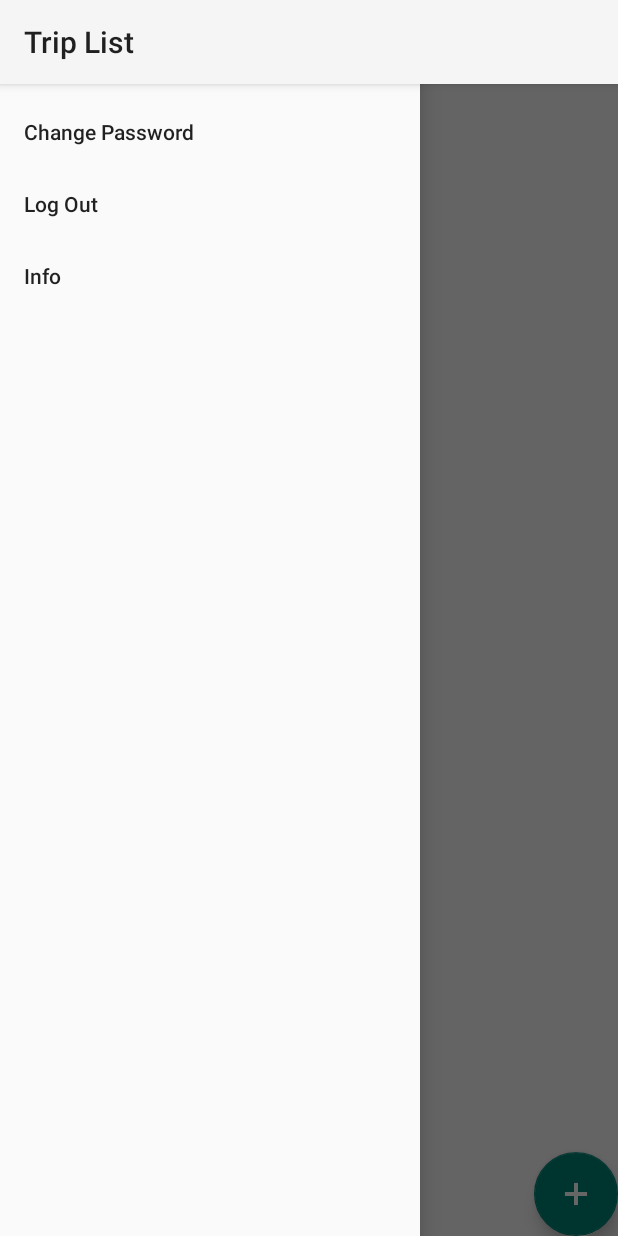
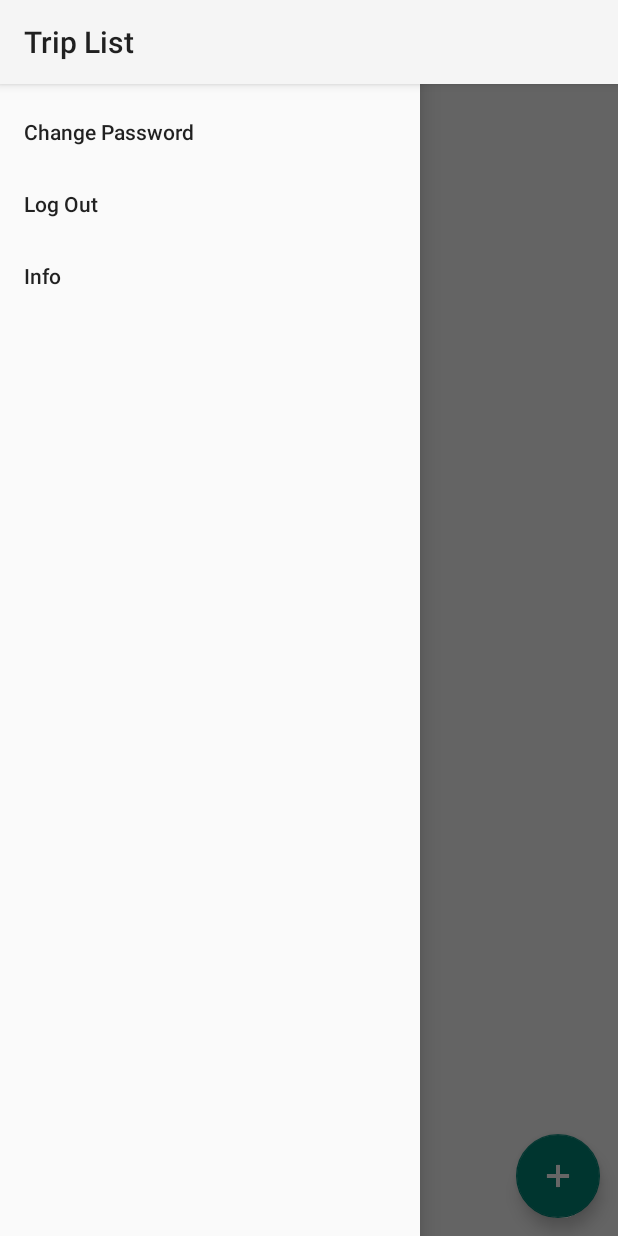
Before and after one commit to piax93/tripzor_client, an Android app: the TripList screen opened directly, with no data from a screen before it, with the side drawer open, on a phone screen of 412 x 824 dp. Run offline under Robolectric (Android 15) with nearby library versions, the phone set to English and light mode, and no system bars; libraries missing offline, so code that uses them is left out: com.afollestad.materialdialogs, me.zhanghai.android; pictures from the network do not load; 2 statements that could not run were skipped.

```diff
--- a/Tripzor/build.gradle
+++ b/Tripzor/build.gradle
@@ -43,11 +43,14 @@ android {
             proguardFiles getDefaultProguardFile('proguard-android-optimize.txt'), 'proguard-rules.pro'
         }
 
+        /*
         debug {
             minifyEnabled false
             shrinkResources false
             proguardFiles getDefaultProguardFile('proguard-android.txt'), 'proguard-rules.pro'
         }
+        */
+
     }
 
     packagingOptions {
--- a/Tripzor/src/main/AndroidManifest.xml
+++ b/Tripzor/src/main/AndroidManifest.xml
@@ -15,7 +15,7 @@
             android:allowBackup="true"
             android:icon="@drawable/ic_launcher"
             android:label="@string/app_name"
-            android:theme="@style/AppTheme">
+            android:theme="@style/Theme.AppCompat.Light">
         <activity
                 android:name=".Loader"
                 android:label="@string/app_name"
--- a/Tripzor/src/main/res/layout/activity_trip_list.xml
+++ b/Tripzor/src/main/res/layout/activity_trip_list.xml
@@ -31,6 +31,9 @@
 				android:layout_alignParentRight="true"
 				android:layout_alignParentBottom="true"
 				android:layout_alignParentEnd="true"
+				android:layout_marginRight="@dimen/fab_margin"
+				android:layout_marginEnd="@dimen/fab_margin"
+				android:layout_marginBottom="@dimen/fab_margin"
 				android:src="@drawable/ic_action_new" />
 
 	</RelativeLayout>
--- a/Tripzor/src/main/res/values/dimens.xml
+++ b/Tripzor/src/main/res/values/dimens.xml
@@ -4,5 +4,6 @@
     <dimen name="activity_horizontal_margin">16dp</dimen>
     <dimen name="activity_vertical_margin">16dp</dimen>
     <dimen name="text_drawable_dim">50dp</dimen>
+    <dimen name="fab_margin">12dp</dimen>
 
 </resources>
```
Also changed, not shown: Tripzor/src/main/java/com/ifalot/tripzor/main/TripList.java (+9 -8 lines).
